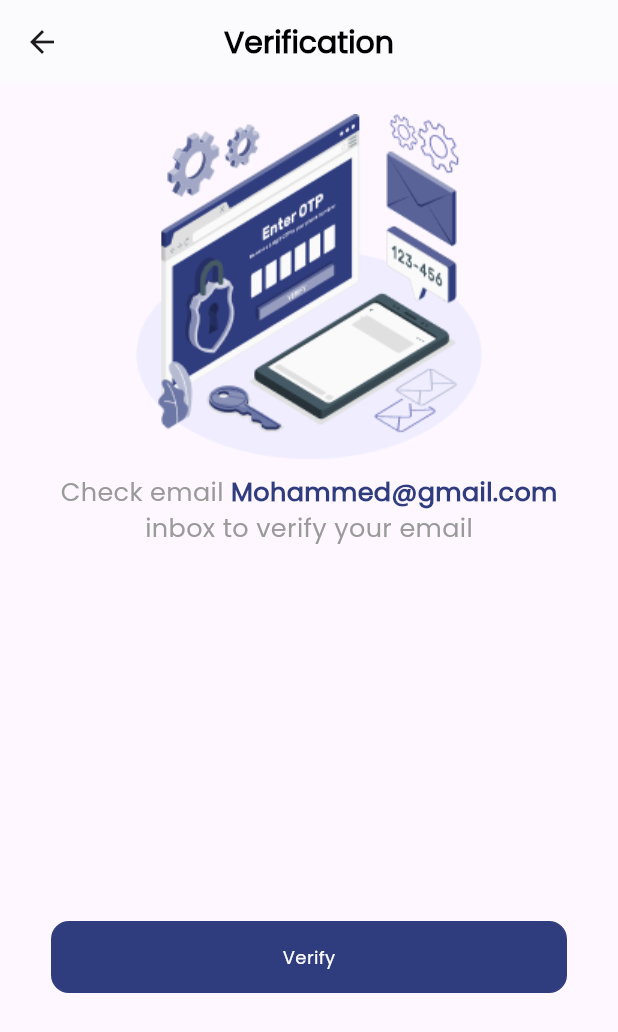
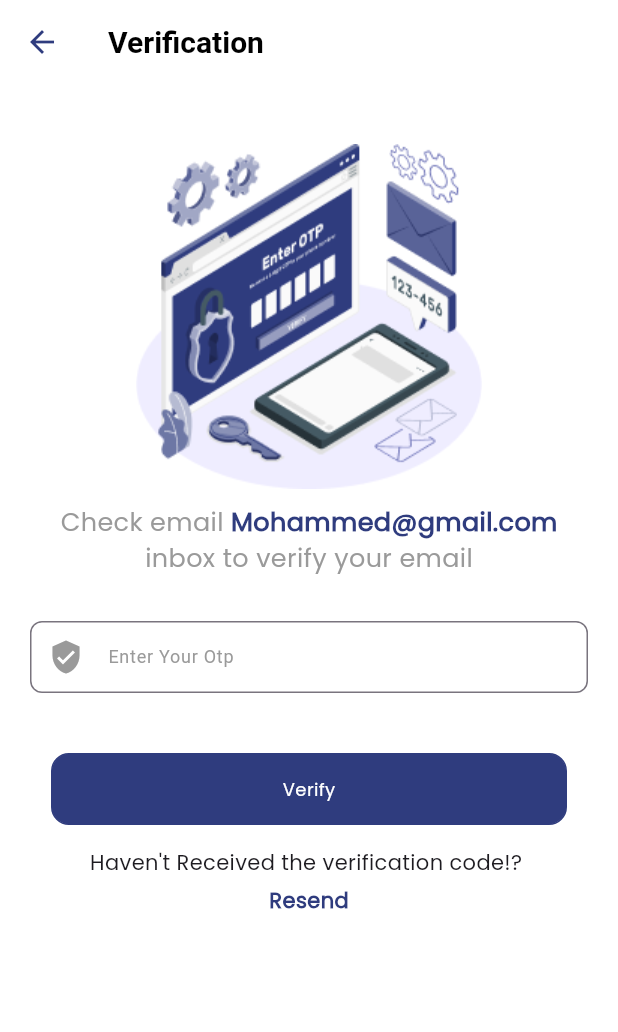
Before and after one commit to OmarZlata/Epic_Explora, a Flutter app: the ForgetPasswordScreen screen opened directly, after a tap on "Continue", on a phone screen of 412 x 824 dp. Shown: the top 1032 px of the screen. Run offline on Flutter 3.47's test engine with Material 3 defaults, Android fonts, the phone set to English and light mode, and no system bars; our stand-ins replace dio, dotted_border, dropdown_button2, flutter_bloc, flutter_screenutil, font_awesome_flutter and 3 more; accounts and stored records are empty.

Commit message:
Some edits "Otp"

```diff
--- a/lib/Views/auth/Forget_Password.dart
+++ b/lib/Views/auth/Forget_Password.dart
@@ -1,5 +1,9 @@
 import 'package:epic_expolre/Views/auth/Verification.dart';
+import 'package:epic_expolre/Widgets/app_AppBar.dart';
+import 'package:epic_expolre/cubit/user_cubit.dart';
+import 'package:epic_expolre/cubit/user_state.dart';
 import 'package:flutter/material.dart';
+import 'package:flutter_bloc/flutter_bloc.dart';
 import 'package:flutter_screenutil/flutter_screenutil.dart';
 import '../../Widgets/app_button.dart';
 import '../../Widgets/app_text.dart';
@@ -15,39 +19,31 @@ class ForgetPasswordScreen extends StatelessWidget {
   @override
   Widget build(BuildContext context) {
     return SafeArea(
-      child: Scaffold(
-        appBar: AppBar(
-          title: AppText(
-              title: "Forget Password",
-              color: AppColors.black,
-              fontWeight: FontWeight.bold,
-              fontSize: 20),
-          centerTitle: true,
+      child: BlocConsumer<UserCubit, UserState>(
+        listener: (context, state) {
+        },
+        builder: (context, state) {
+          return Scaffold(
             backgroundColor: AppColors.white,
-          elevation: 0.5,
+            appBar: AppAppBar(
+                title: 'Forget Password'
             ),
             body: SingleChildScrollView(
-          child: Center(
               child: Column(
                 children: [
-                Padding(
-                  padding: const EdgeInsets.only(top: 20),
-                  child: Image.asset(
+                  const SizedBox(height: 10,),
+                  Image.asset(
                     'assets/images/am1ico.png',
                   ),
-                ),
-                Padding(
-                  padding: const EdgeInsets.all(10.0),
-                  child: AppText(
+                  const SizedBox(height: 10,),
+                  const AppText(
                     title: "Enter your email to receive reset Code",
                     fontSize: 17,
                     fontWeight: FontWeight.bold,
                   ),
-                ),
-                Padding(
-                  padding: const EdgeInsets.all(10.0),
-                  child: Padding(
-                    padding: const EdgeInsets.all(20.0),
+                  SizedBox(height: 35,),
+                  Container(
+                    padding: EdgeInsets.symmetric(horizontal: 20),
                     child: Column(
                       crossAxisAlignment: CrossAxisAlignment.start,
                       children: [
@@ -66,7 +62,7 @@ class ForgetPasswordScreen extends StatelessWidget {
                           hintFontSize: 12,
                           obscureText: false,
                           maxLines: 1,
-                          controller: emailController,
+                          controller: context.read<UserCubit>().resetPasswordEmail,
                           validator: (value) {
                             if (value!.isEmpty) {
                               return "Email can't be empty";
@@ -74,21 +70,17 @@ class ForgetPasswordScreen extends StatelessWidget {
                             final emailRegex = RegExp(
                                 r'^[\w-]+(\.[\w-]+)*@([\w-]+\.)+[a-zA-Z]{2,7}$');
                             if (!emailRegex.hasMatch(value)) {
-                              return "Invalid email address";
                             }
-                            return null;
+                            else return "Invalid email address";
                           },
                         ),
                       ],
                     ),
                   ),
+                  SizedBox(
+                    height: 50,
                   ),
-                SizedBox(
-                  height: 120,
-                ),
-                Padding(
-                  padding: const EdgeInsets.all(20.0),
-                  child: AppButton(
+                  AppButton(
                     title: "Continue",
                     color: AppColors.blue,
                     font_color: AppColors.white,
@@ -98,11 +90,11 @@ class ForgetPasswordScreen extends StatelessWidget {
                       ));
                     },
                   ),
-                ),
                 ],
               ),
             ),
-        ),
+          );
+        },
       ),
     );
   }
--- a/lib/Views/auth/Reset_Password.dart
+++ b/lib/Views/auth/Reset_Password.dart
@@ -1,4 +1,5 @@
 import 'package:epic_expolre/Views/auth/SignIn.dart';
+import 'package:epic_expolre/Widgets/app_AppBar.dart';
 import 'package:flutter/material.dart';
 import 'package:flutter_screenutil/flutter_screenutil.dart';
 import '../../Widgets/app_button.dart';
@@ -42,7 +43,9 @@ class _ResetPasswordScreenState extends State<ResetPasswordScreen> {
             Divider(color: AppColors.grey, height: 0.5),
             TextButton(
               onPressed: () {
-                Navigator.of(context).push(MaterialPageRoute(builder: (context) => SignInView(),));
+                Navigator.of(context).push(MaterialPageRoute(
+                  builder: (context) => SignInView(),
+                ));
               },
               child: Center(
                   child: AppText(
@@ -61,16 +64,9 @@ class _ResetPasswordScreenState extends State<ResetPasswordScreen> {
   Widget build(BuildContext context) {
     return SafeArea(
       child: Scaffold(
-        backgroundColor:AppColors.white  ,
-        appBar: AppBar(
-          title: AppText(
-              title: "Reset Password",
-              color: AppColors.black,
-              fontWeight: FontWeight.bold,
-              fontSize: 20),
-          centerTitle: true,
-          backgroundColor: AppColors.white,
-          elevation: 0,
+        backgroundColor: AppColors.white,
+        appBar: AppAppBar(
+          title: 'Reset Password',
         ),
         body: SingleChildScrollView(
           padding: EdgeInsets.all(18),
@@ -103,7 +99,7 @@ class _ResetPasswordScreenState extends State<ResetPasswordScreen> {
                       },
                       icon: Icon(
                         color:
-                        obscurePassword ? AppColors.grey : AppColors.blue,
+                            obscurePassword ? AppColors.grey : AppColors.blue,
                         obscurePassword
                             ? Icons.visibility_off
                             : Icons.visibility,
@@ -112,7 +108,9 @@ class _ResetPasswordScreenState extends State<ResetPasswordScreen> {
                     obscureText: obscurePassword,
                     maxLines: 1,
                   ),
-                  SizedBox(height: 20,),
+                  SizedBox(
+                    height: 20,
+                  ),
                   AppText(
                     title: "Confirm New Password",
                     color: AppColors.black,
@@ -134,7 +132,7 @@ class _ResetPasswordScreenState extends State<ResetPasswordScreen> {
                       },
                       icon: Icon(
                         color:
-                        obscurePassword2 ? AppColors.grey : AppColors.blue,
+                            obscurePassword2 ? AppColors.grey : AppColors.blue,
                         obscurePassword2
                             ? Icons.visibility_off
                             : Icons.visibility,
@@ -161,7 +159,6 @@ class _ResetPasswordScreenState extends State<ResetPasswordScreen> {
                   ),
                 ],
               ),
-
             ],
           ),
         ),
--- a/lib/Views/auth/SignIn.dart
+++ b/lib/Views/auth/SignIn.dart
@@ -3,6 +3,7 @@ import 'package:epic_expolre/Views/Maps/google_map/view.dart';
 import 'package:epic_expolre/Views/Profile/profile_main.dart';
 import 'package:epic_expolre/Views/auth/Forget_Password.dart';
 import 'package:epic_expolre/Views/auth/SignUp.dart';
+import 'package:epic_expolre/Widgets/app_AppBar.dart';
 import 'package:epic_expolre/cubit/user_state.dart';
 import 'package:flutter/material.dart';
 import 'package:flutter_bloc/flutter_bloc.dart';
@@ -60,6 +61,11 @@ class _SignInViewState extends State<SignInView> {
         },
         builder: (context, state) {
           return Scaffold(
+            backgroundColor: AppColors.white,
+            appBar:AppAppBar(
+              title: "Sign in",
+              centerTitle: true,
+            ),
             body: SingleChildScrollView(
               child: Padding(
                 padding: const EdgeInsets.symmetric(horizontal: 22,vertical:20 ),
@@ -67,12 +73,6 @@ class _SignInViewState extends State<SignInView> {
                   mainAxisAlignment: MainAxisAlignment.center,
                   crossAxisAlignment: CrossAxisAlignment.center,
                   children: [
-                    const AppText(
-                      title: "Sign in",
-                      fontWeight: FontWeight.bold,
-                      color: AppColors.blue,
-                      fontSize: 24,
-                    ),
                     SizedBox(
                       height: 50,
                     ),
--- a/lib/Views/auth/SignUp.dart
+++ b/lib/Views/auth/SignUp.dart
@@ -1,6 +1,7 @@
 import 'package:epic_expolre/Views/Home/view.dart';
 import 'package:epic_expolre/Views/Maps/google_map/view.dart';
 import 'package:epic_expolre/Views/Profile/Terms.dart';
+import 'package:epic_expolre/Widgets/app_AppBar.dart';
 import 'package:epic_expolre/Widgets/bottomNavigationBar.dart';
 import 'package:epic_expolre/cubit/user_cubit.dart';
 import 'package:epic_expolre/cubit/user_state.dart';
@@ -52,16 +53,15 @@ class _SignUpViewState extends State<SignUpView> {
         },
         builder: (context, state) {
           return Scaffold(
+            backgroundColor: AppColors.white,
+            appBar: const AppAppBar(
+              title: 'Sign Up',
+              centerTitle: true,
+            ),
             body: SingleChildScrollView(
               padding: EdgeInsets.all(16),
               child: Column(
                 children: [
-                  AppText(
-                    title: "Sign Up",
-                    fontWeight: FontWeight.bold,
-                    color: AppColors.blue,
-                    fontSize: 24,
-                  ),
                   SizedBox(
                     height: 20,
                   ),
--- a/lib/Views/auth/Verification.dart
+++ b/lib/Views/auth/Verification.dart
@@ -1,5 +1,9 @@
 import 'package:epic_expolre/Views/auth/Reset_Password.dart';
+import 'package:epic_expolre/Widgets/app_AppBar.dart';
+import 'package:epic_expolre/cubit/user_cubit.dart';
+import 'package:epic_expolre/cubit/user_state.dart';
 import 'package:flutter/material.dart';
+import 'package:flutter_bloc/flutter_bloc.dart';
 import 'package:flutter_screenutil/flutter_screenutil.dart';
 import '../../Widgets/app_button.dart';
 import '../../Widgets/app_text.dart';
@@ -12,42 +16,37 @@ class VerificationScreen extends StatelessWidget {
   bool obscurePassword = true;
   TextEditingController emailController = TextEditingController();
 
-
   @override
   Widget build(BuildContext context) {
     return SafeArea(
-      child: Scaffold(
-        appBar: AppBar(
-          title: AppText(
-              title: "Verification",
-              color: AppColors.black,
-              fontWeight: FontWeight.bold,
-              fontSize: 20),
-          centerTitle: true,
+      child: BlocConsumer<UserCubit, UserState>(
+        listener: (context, state) {
+
+        },
+        builder: (context, state) {
+          return Scaffold(
             backgroundColor: AppColors.white,
-          elevation: 0.5,
+            appBar: AppAppBar(
+              title: 'Verification',
             ),
             body: SingleChildScrollView(
-          child: Center(
+              padding: EdgeInsets.all(20),
               child: Column(
                 children: [
-            Padding(
-            padding: const EdgeInsets.only(top: 20),
-            child: Image.asset(
+                  SizedBox(
+                    height: 20,
+                  ),
+                  Image.asset(
                       'assets/images/amico3.png',
                     ),
+
+                  SizedBox(
+                    height: 10,
                   ),
-                Padding(
-                  padding: EdgeInsets.all(10.0),
-                  child: Column(
-                    mainAxisAlignment: MainAxisAlignment.center,
-                    crossAxisAlignment: CrossAxisAlignment.center,
-                    children: [
                   Row(
                     mainAxisAlignment: MainAxisAlignment.center,
-                        crossAxisAlignment: CrossAxisAlignment.center,
                     children: [
-                          AppText(
+                      const AppText(
                         title: "Check email ",
                         fontSize: 17,
                         color: AppColors.grey,
@@ -60,29 +59,65 @@ class VerificationScreen extends StatelessWidget {
                       )
                     ],
                   ),
-                      AppText(
+                  const AppText(
                     title: "inbox to verify your email",
                     fontSize: 17,
                     color: AppColors.grey,
                   ),
-                    ],
+                  SizedBox(height: 30,),
+                  Container(
+                    child: AppTextField(
+                      hint: "Enter Your Otp",
+                      radius: 8,
+                      icon: Icons.verified_user,
+                      hintFontSize: 12,
+                      obscureText: false,
+                      maxLines: 1,
+                      controller:
+                      context.read<UserCubit>().otp,
+                      validator: (value) {
+                        if (value!.isEmpty) {
+                          return "Email can't be empty";
+                        }
+                        else return "Invalid OTP";
+                      },
                     ),
                   ),
-                SizedBox(
-                  height: 240,
-                ),
+                  SizedBox(height: 40,),
                   AppButton(
                     title: "Verify",
                     color: AppColors.blue,
                     font_color: AppColors.white,
                     onTap: () {
-                  Navigator.of(context).push(MaterialPageRoute(builder: (context) => ResetPasswordScreen(),));
+
+
+                      Navigator.of(context).push(MaterialPageRoute(
+                        builder: (context) => ResetPasswordScreen(),
+                      ));
                     },
+                  ),
+                  SizedBox(height: 15,),
+                  Column(
+                    children: [
+                      AppText(title: "Haven't Received the verification code!? "),
+                    SizedBox(height: 5,),
+                      GestureDetector(
+                      onTap: () {
+                        print('Done ');
+                      },
+                      child: AppText(
+                        title: "Resend",
+                        color: AppColors.blue,
+                        fontWeight: FontWeight.bold,
+                      ),
+                    )
+                    ],
                   )
                 ],
               ),
             ),
-        ),
+          );
+        },
       ),
     );
   }
--- a/lib/Widgets/app_AppBar.dart
+++ b/lib/Widgets/app_AppBar.dart
@@ -3,17 +3,22 @@ import '../core/app_colors/app_colors.dart';
 import 'bottomNavigationBar.dart';
 
 class AppAppBar extends StatelessWidget implements PreferredSizeWidget{
-  const AppAppBar({super.key, this.title,this.actions});
+  const AppAppBar({super.key,this.centerTitle, this.title,this.actions});
 
 
   final title ;
   final List<Widget>? actions;
+  final bool ?centerTitle;
 
   @override
   Widget build(BuildContext context) {
     return AppBar(
+      iconTheme: IconThemeData(
+          color: AppColors.blue
+      ),
       backgroundColor: AppColors.white,
-      elevation: .2,
+      elevation: 0,
+centerTitle: centerTitle,
       title: Text(
         title,
         style: TextStyle(
--- a/lib/cubit/user_cubit.dart
+++ b/lib/cubit/user_cubit.dart
@@ -22,6 +22,9 @@ class UserCubit extends Cubit<UserState> {
 
   //Sign in email
   TextEditingController signInEmail = TextEditingController();
+
+  TextEditingController otp = TextEditingController();
+  TextEditingController resetPasswordEmail = TextEditingController();
 
   //Sign in password
   TextEditingController signInPassword = TextEditingController();
--- a/lib/main.dart
+++ b/lib/main.dart
@@ -51,7 +51,7 @@ class MyApp extends StatelessWidget {
           theme: ThemeData(
             primaryColor: Color(0xFF2F3C7E),
           ),
-          home:SignInView(),
+          home:SplashScreen(),
         );
       },
     );
```
Lines whose indentation alone changed are shown as unchanged.
